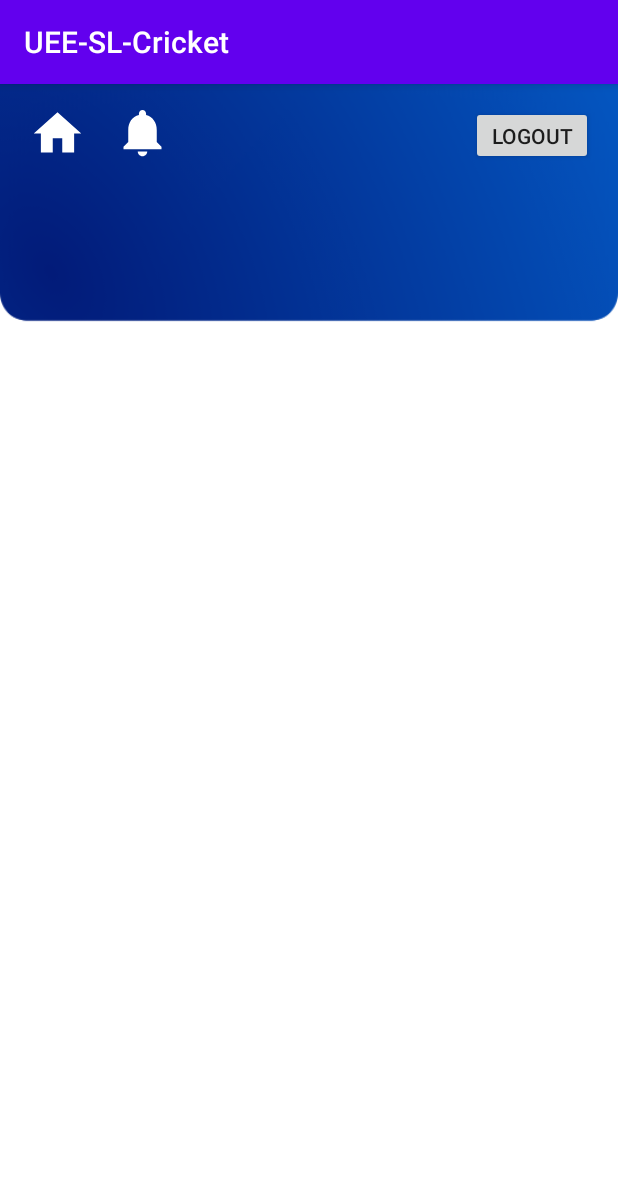
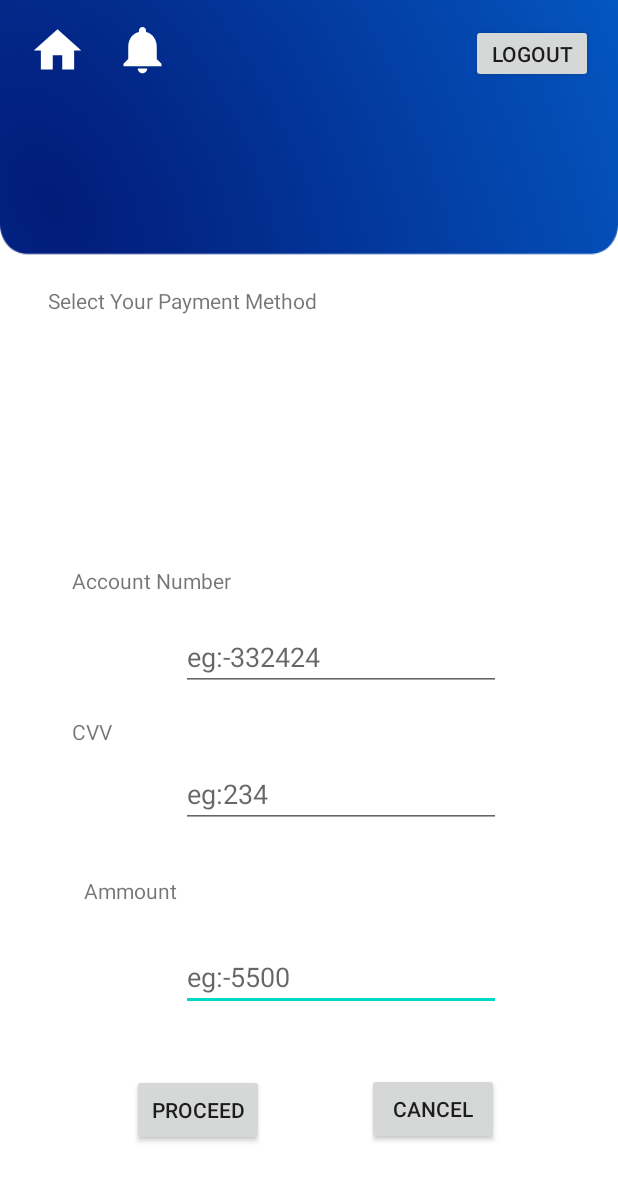
Before and after one commit to YuvinR/UEE_SL_Cricket, an Android app: the payments screen opened directly, with no data from a screen before it, on a phone screen of 412 x 824 dp. Shown: the top 1181 px of the screen. Run offline under Robolectric (Android 15) with nearby library versions, the phone set to English and light mode, and no system bars.

Commit message:
payments proceed button added with navigation

```diff
--- a/app/src/main/java/com/example/uee_sl_cricket/MainActivity.java
+++ b/app/src/main/java/com/example/uee_sl_cricket/MainActivity.java
@@ -35,7 +35,7 @@ public class MainActivity extends AppCompatActivity {
 
 
     public void rateUs(View view) {
-        Intent intent = new Intent(this, rate_us.class);
+        Intent intent = new Intent(this, payments.class);
         startActivity(intent);
     }
 }
--- /dev/null
+++ b/app/src/main/java/com/example/uee_sl_cricket/ThankyouPayment.java
@@ -0,0 +1,28 @@
+package com.example.uee_sl_cricket;
+
+import android.app.AlertDialog;
+import android.app.Dialog;
+import android.content.DialogInterface;
+import android.os.Bundle;
+
+import androidx.annotation.NonNull;
+import androidx.annotation.Nullable;
+import androidx.appcompat.app.AppCompatDialogFragment;
+
+public class ThankyouPayment extends AppCompatDialogFragment {
+
+    @NonNull
+    @Override
+    public Dialog onCreateDialog(@Nullable Bundle savedInstanceState) {
+        AlertDialog.Builder builder = new AlertDialog.Builder(getActivity());
+        builder.setTitle("Thank You")
+                .setMessage("Thank you for purchasing!").setPositiveButton("ok", new DialogInterface.OnClickListener() {
+            @Override
+            public void onClick(DialogInterface dialog, int which) {
+
+            }
+        });
+//        return super.onCreateDialog(savedInstanceState);
+        return builder.create();
+    }
+}
--- a/app/src/main/java/com/example/uee_sl_cricket/payments.java
+++ b/app/src/main/java/com/example/uee_sl_cricket/payments.java
@@ -2,8 +2,12 @@ package com.example.uee_sl_cricket;
 
 import androidx.appcompat.app.AppCompatActivity;
 
+import android.content.Intent;
 import android.os.Bundle;
 import android.view.View;
+import android.view.Window;
+import android.view.WindowManager;
+import android.widget.Button;
 import android.widget.Toast;
 
 public class payments extends AppCompatActivity {
@@ -11,16 +15,35 @@ public class payments extends AppCompatActivity {
     @Override
     protected void onCreate(Bundle savedInstanceState) {
         super.onCreate(savedInstanceState);
+        requestWindowFeature(Window.FEATURE_NO_TITLE); //will hide the title
+        getSupportActionBar().hide(); // hide the title bar
+        this.getWindow().setFlags(WindowManager.LayoutParams.FLAG_FULLSCREEN,
+                WindowManager.LayoutParams.FLAG_FULLSCREEN); //enable full screen
         setContentView(R.layout.activity_payments);
+
+        final Button btn = findViewById(R.id.btn_proceed);
+        btn.setOnClickListener(new View.OnClickListener() {
+            @Override
+            public void onClick(View v) {
+                openDialopg();
+            }
+        });
+
     }
 
     public void methodNotification(View view) {
-        Toast toast = Toast.makeText(getApplicationContext(),"This Is Notification",Toast.LENGTH_SHORT);
-        toast.show();
+        Intent intent = new Intent(this, MainActivity.class);
+        startActivity(intent);
     }
 
     public void methodHome(View view) {
-        Toast toast = Toast.makeText(getApplicationContext(),"This Is Home",Toast.LENGTH_SHORT);
-        toast.show();
+        Intent intent = new Intent(this, MainActivity.class);
+        startActivity(intent);
     }
+
+    public void openDialopg(){
+        ThankyouPayment thankYou = new ThankyouPayment();
+        thankYou.show(getSupportFragmentManager(),"thank you");
+    }
+
 }
--- a/app/src/main/res/layout/activity_payments.xml
+++ b/app/src/main/res/layout/activity_payments.xml
@@ -46,4 +46,118 @@
         app:layout_constraintVertical_bias="0.018"
         app:srcCompat="@drawable/ic_baseline_notifications_24" />
 
+    <TextView
+        android:id="@+id/textView4"
+        android:layout_width="wrap_content"
+        android:layout_height="wrap_content"
+        android:text="Select Your Payment Method"
+        app:layout_constraintBottom_toBottomOf="parent"
+        app:layout_constraintEnd_toEndOf="parent"
+        app:layout_constraintHorizontal_bias="0.138"
+        app:layout_constraintStart_toStartOf="parent"
+        app:layout_constraintTop_toTopOf="parent"
+        app:layout_constraintVertical_bias="0.237" />
+
+    <Button
+        android:id="@+id/btn_proceed"
+        android:layout_width="wrap_content"
+        android:layout_height="wrap_content"
+        android:text="Proceed"
+        app:layout_constraintBottom_toBottomOf="parent"
+        app:layout_constraintEnd_toEndOf="parent"
+        app:layout_constraintHorizontal_bias="0.272"
+        app:layout_constraintStart_toStartOf="parent"
+        app:layout_constraintTop_toTopOf="parent"
+        app:layout_constraintVertical_bias="0.923" />
+
+    <Button
+        android:id="@+id/button2"
+        android:layout_width="wrap_content"
+        android:layout_height="wrap_content"
+        android:text="Cancel"
+        app:layout_constraintBottom_toBottomOf="parent"
+        app:layout_constraintEnd_toEndOf="parent"
+        app:layout_constraintHorizontal_bias="0.755"
+        app:layout_constraintStart_toStartOf="parent"
+        app:layout_constraintTop_toTopOf="parent"
+        app:layout_constraintVertical_bias="0.922" />
+
+    <EditText
+        android:id="@+id/editTextTextPersonName4"
+        android:layout_width="wrap_content"
+        android:layout_height="wrap_content"
+        android:ems="10"
+        android:hint="eg:-5500"
+        android:inputType="textPersonName"
+        app:layout_constraintBottom_toBottomOf="parent"
+        app:layout_constraintEnd_toEndOf="parent"
+        app:layout_constraintHorizontal_bias="0.608"
+        app:layout_constraintStart_toStartOf="parent"
+        app:layout_constraintTop_toTopOf="parent"
+        app:layout_constraintVertical_bias="0.807" />
+
+    <TextView
+        android:id="@+id/textView7"
+        android:layout_width="wrap_content"
+        android:layout_height="wrap_content"
+        android:text="CVV"
+        app:layout_constraintBottom_toBottomOf="parent"
+        app:layout_constraintEnd_toEndOf="parent"
+        app:layout_constraintHorizontal_bias="0.125"
+        app:layout_constraintStart_toStartOf="parent"
+        app:layout_constraintTop_toTopOf="parent"
+        app:layout_constraintVertical_bias="0.594" />
+
+    <EditText
+        android:id="@+id/editTextTextPersonName3"
+        android:layout_width="wrap_content"
+        android:layout_height="wrap_content"
+        android:ems="10"
+        android:hint="eg:234"
+        android:inputType="textPersonName"
+        app:layout_constraintBottom_toBottomOf="parent"
+        app:layout_constraintEnd_toEndOf="parent"
+        app:layout_constraintHorizontal_bias="0.608"
+        app:layout_constraintStart_toStartOf="parent"
+        app:layout_constraintTop_toTopOf="parent"
+        app:layout_constraintVertical_bias="0.651" />
+
+    <EditText
+        android:id="@+id/editTextTextPersonName"
+        android:layout_width="wrap_content"
+        android:layout_height="wrap_content"
+        android:ems="10"
+        android:hint="eg:-332424"
+        android:inputType="textPersonName"
+        app:layout_constraintBottom_toBottomOf="parent"
+        app:layout_constraintEnd_toEndOf="parent"
+        app:layout_constraintHorizontal_bias="0.608"
+        app:layout_constraintStart_toStartOf="parent"
+        app:layout_constraintTop_toTopOf="parent"
+        app:layout_constraintVertical_bias="0.533" />
+
+    <TextView
+        android:id="@+id/textView5"
+        android:layout_width="wrap_content"
+        android:layout_height="wrap_content"
+        android:text="Account Number"
+        app:layout_constraintBottom_toBottomOf="parent"
+        app:layout_constraintEnd_toEndOf="parent"
+        app:layout_constraintHorizontal_bias="0.157"
+        app:layout_constraintStart_toStartOf="parent"
+        app:layout_constraintTop_toTopOf="parent"
+        app:layout_constraintVertical_bias="0.469" />
+
+    <TextView
+        android:id="@+id/textView8"
+        android:layout_width="wrap_content"
+        android:layout_height="wrap_content"
+        android:text="Ammount"
+        app:layout_constraintBottom_toBottomOf="parent"
+        app:layout_constraintEnd_toEndOf="parent"
+        app:layout_constraintHorizontal_bias="0.16"
+        app:layout_constraintStart_toStartOf="parent"
+        app:layout_constraintTop_toTopOf="parent"
+        app:layout_constraintVertical_bias="0.726" />
+
 </androidx.constraintlayout.widget.ConstraintLayout>
```
